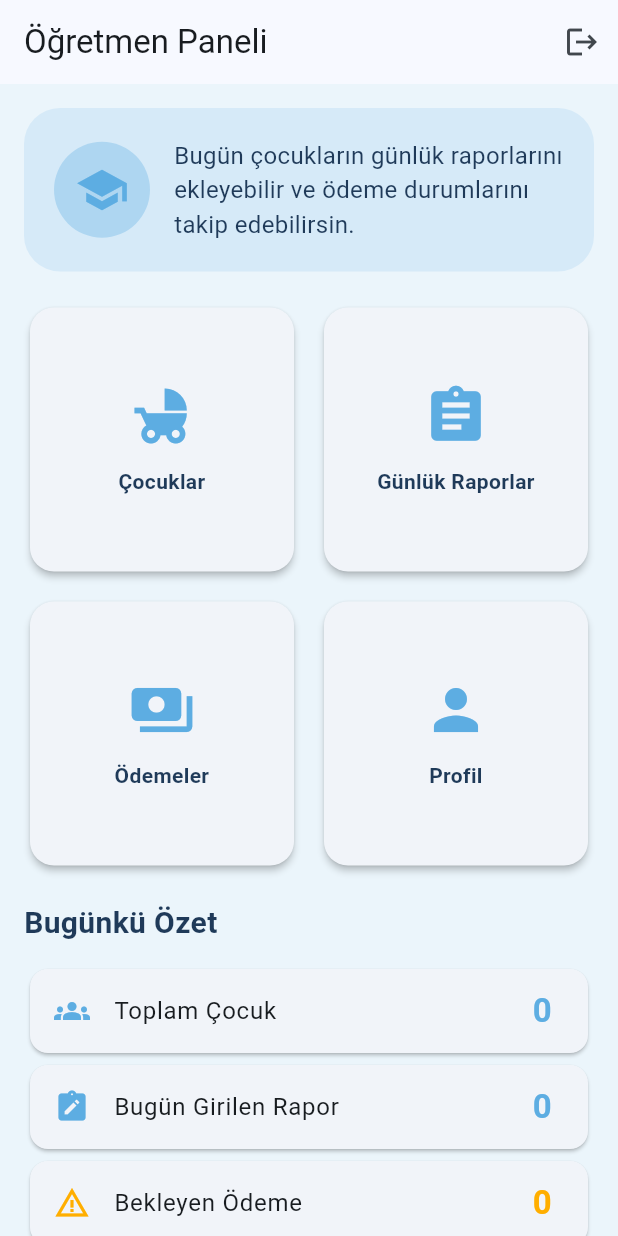
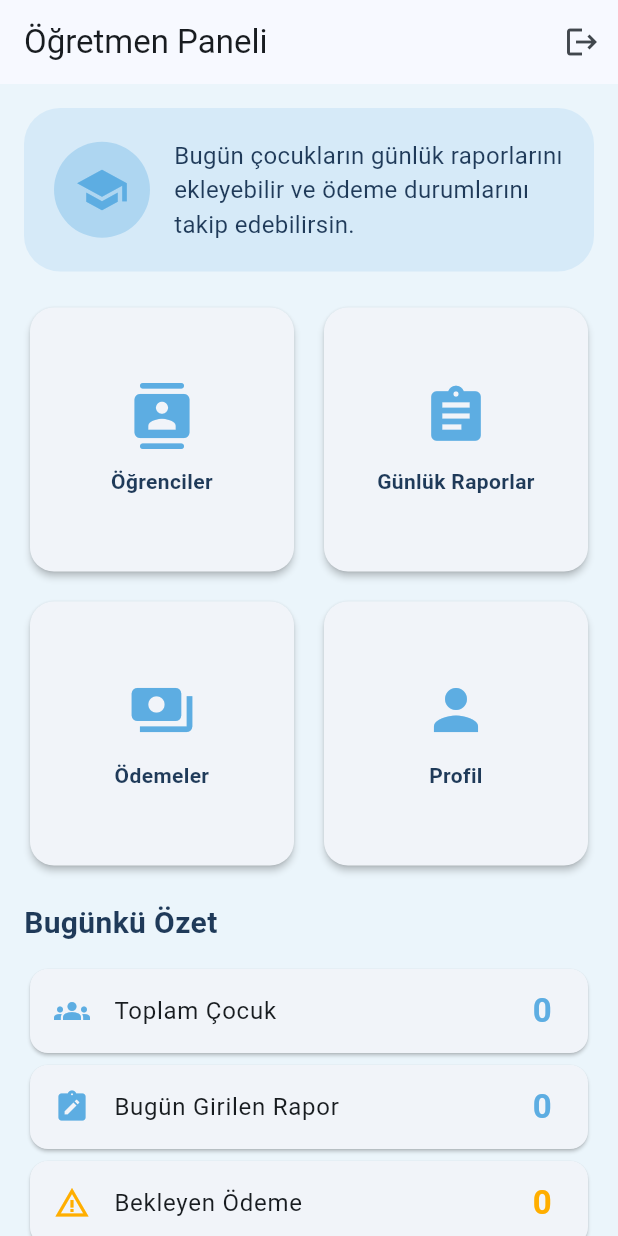
Before and after one commit to EfeTurhan29/243301037_EfeSevkiTurhan_Flutter_Proje, a Flutter app: the HomePage screen opened directly with empty values, on a phone screen of 412 x 824 dp. Run offline on Flutter 3.47's test engine with Material 3 defaults, Android fonts, the phone set to English and light mode, and no system bars; our stand-ins replace supabase_flutter; accounts and stored records are empty.

Commit message:
Ufak degisiklikler ve duzenlemeler yapildi

```diff
--- a/lib/ekranlar/home_page.dart
+++ b/lib/ekranlar/home_page.dart
@@ -162,8 +162,8 @@ class _HomePageState extends State<HomePage> {
               crossAxisSpacing: 12,
               children: [
                 HomeMenuCard(
-                  title: 'Çocuklar',
-                  icon: Icons.child_friendly,
+                  title: 'Öğrenciler',
+                  icon: Icons.contacts_rounded,
                   onTap: () {
                     Navigator.push(
                       context,
```
